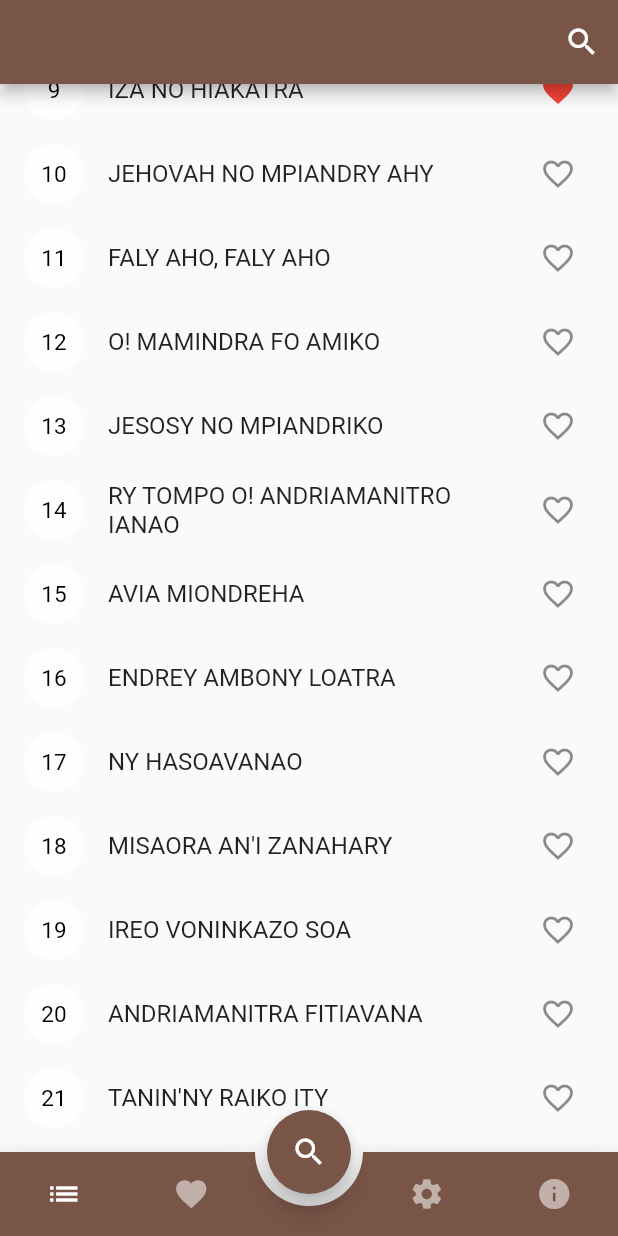
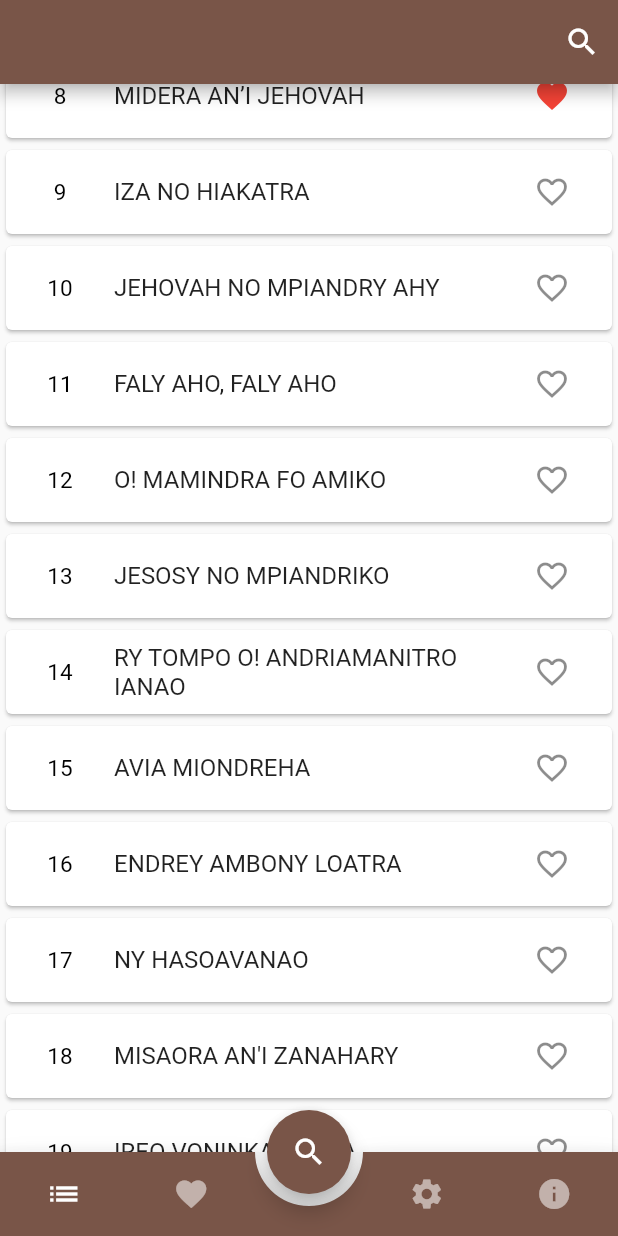
Before and after one commit to rzjosia/hiradvantista, a Flutter app: the screen it shows after launch, scrolled down 576 dp, after a tap on the "favorite outline" icon, on a phone screen of 412 x 824 dp. Run offline on Flutter 3.47's test engine with Material 2 defaults, Android fonts, the phone set to English and light mode, and no system bars; drawn by our look-alikes of animated_bottom_navigation_bar; our stand-ins replace flutter_native_splash, flutter_riverpod, font_awesome_flutter, go_router, hive, hive_flutter and 4 more; missing offline and left inert: flutter_donation_buttons; accounts and stored records are empty.

Commit message:
french interface language

```diff
--- a/lib/src/app.dart
+++ b/lib/src/app.dart
@@ -2,6 +2,8 @@ import 'package:flutter/material.dart';
 import 'package:flutter_native_splash/flutter_native_splash.dart';
 import 'package:flutter_riverpod/flutter_riverpod.dart';
 import 'package:hiradvantista/src/route/go_router_provider.dart';
+
+import 'features/setting/application/dark_mode_service.dart';
 
 class MyApp extends ConsumerStatefulWidget {
   const MyApp({super.key});
@@ -25,6 +27,7 @@ class _MyAppState extends ConsumerState<MyApp> {
   @override
   Widget build(BuildContext context) {
     final router = ref.watch(goRouterProvider);
+    final darkMode = ref.watch(darkModeServiceProvider);
 
     return MaterialApp.router(
       debugShowCheckedModeBanner: false,
@@ -32,6 +35,8 @@ class _MyAppState extends ConsumerState<MyApp> {
       routeInformationProvider: router.routeInformationProvider,
       routerDelegate: router.routerDelegate,
       title: 'Fihirana advantista',
+      darkTheme: ThemeData.dark(),
+      themeMode: darkMode ? ThemeMode.dark : ThemeMode.light,
       theme: ThemeData(
         primarySwatch: Colors.brown,
       ),
--- a/lib/src/common_widgets/app_circular_progress_bar.dart
+++ b/lib/src/common_widgets/app_circular_progress_bar.dart
@@ -52,7 +52,7 @@ class _AppCircularProgressBarState extends State<AppCircularProgressBar>
             padding: const EdgeInsets.all(10.0),
             child: CircularProgressIndicator(
               value: controller.value,
-              semanticsLabel: 'Loading',
+              semanticsLabel: 'Chargement en cours',
             ),
           ),
         ],
--- a/lib/src/common_widgets/icon_link.dart
+++ b/lib/src/common_widgets/icon_link.dart
@@ -18,8 +18,8 @@ class IconLink extends StatelessWidget {
         showDialog(
             context: context,
             builder: (context) => AlertDialog(
-                  title: const Text('Error'),
-                  content: Text('Error launching url: $url'),
+                  title: const Text('Oops!'),
+                  content: Text("Impossible d'ouvrir l'url : $url"),
                   actions: [
                     TextButton(
                       onPressed: () => Navigator.pop(context),
--- a/lib/src/constants/app_info.dart
+++ b/lib/src/constants/app_info.dart
@@ -16,7 +16,7 @@ class AppInfo {
   get developerLinkedin => 'https://www.linkedin.com/in/josia-razafinjatovo/';
 
   get description => "Fihirana advantista dia application"
-      " hahafahanao mamaky ny fihirana advantista malagasy.";
+      " de recueil des cantiques adventistes malagasy.";
 
   get copyRight => "© 2023 $author";
 
--- a/lib/src/features/dashboard/presentation/ui/dashboard_screen.dart
+++ b/lib/src/features/dashboard/presentation/ui/dashboard_screen.dart
@@ -31,7 +31,8 @@ class _DashboardScreenState extends ConsumerState<DashboardScreen>
             delegate: HymnSearchDelegateWidget(),
           );
         },
-        backgroundColor: Colors.brown,
+        backgroundColor: Theme.of(context).primaryColor,
+        foregroundColor: Colors.white,
         child: const Icon(Icons.search),
       ),
       bottomNavigationBar: const BottomNavigationWidget(),
--- a/lib/src/features/dashboard/presentation/widget/bottom_navigation_widget.dart
+++ b/lib/src/features/dashboard/presentation/widget/bottom_navigation_widget.dart
@@ -27,7 +27,7 @@ class _BottomNavigationWidgetState
       notchSmoothness: NotchSmoothness.defaultEdge,
       activeColor: Colors.white,
       inactiveColor: Colors.white54,
-      backgroundColor: Colors.brown,
+      backgroundColor: Theme.of(context).primaryColor,
     );
   }
 
--- a/lib/src/features/dashboard/presentation/widget/menu_items.dart
+++ b/lib/src/features/dashboard/presentation/widget/menu_items.dart
@@ -29,25 +29,25 @@ class Menu {
   static const List<MenuItem> items = <MenuItem>[
     MenuItem(
         name: home,
-        title: "Hira",
+        title: "Cantiques",
         icon: Icons.list,
         backgroundColor: Colors.brown,
         screen: HymnListScreen()),
     MenuItem(
         name: favorite,
-        title: "Hira tianao",
+        title: "Favoris",
         icon: Icons.favorite,
         backgroundColor: Colors.red,
         screen: FavoriteHymnListScreen()),
     MenuItem(
         name: setting,
-        title: "Settings",
+        title: "Paramètres",
         icon: Icons.settings,
         backgroundColor: Colors.blueGrey,
         screen: SettingScreen()),
     MenuItem(
         name: about,
-        title: "Mombamomba",
+        title: "A propos",
         icon: Icons.info,
         backgroundColor: Colors.teal,
         screen: AboutScreen()),
--- a/lib/src/features/hymn/presentation/ui/favorite_hymn_list_screen.dart
+++ b/lib/src/features/hymn/presentation/ui/favorite_hymn_list_screen.dart
@@ -10,7 +10,7 @@ class FavoriteHymnListScreen extends StatelessWidget {
   Widget build(BuildContext context) {
     return Scaffold(
       appBar: AppBar(
-        title: const Text('Hira tianao'),
+        title: const Text('Favoris'),
       ),
       body: const HymnFilterWidget(filterType: HymnFilterType.favorite),
     );
--- a/lib/src/features/hymn/presentation/ui/hymn_list_screen.dart
+++ b/lib/src/features/hymn/presentation/ui/hymn_list_screen.dart
@@ -12,7 +12,6 @@ class HymnListScreen extends StatelessWidget {
       body: CustomScrollView(
         slivers: [
           SliverAppBar(
-            backgroundColor: Colors.brown,
             foregroundColor: Colors.white,
             pinned: true,
             snap: false,
--- a/lib/src/features/hymn/presentation/widget/hymn_filter_widget.dart
+++ b/lib/src/features/hymn/presentation/widget/hymn_filter_widget.dart
@@ -35,7 +35,7 @@ class HymnFilterWidget extends ConsumerWidget {
             if (data.isEmpty) {
               return const SliverCenter(
                 child:
-                    Text("Tsy misy na inona na inona amin'izay tadiavinao ato"),
+                    Text("Aucune donnée disponible"),
               );
             }
 
@@ -67,7 +67,7 @@ class HymnFilterWidget extends ConsumerWidget {
           if (data.isEmpty) {
             return const Center(
               child:
-                  Text("Tsy misy na inona na inona amin'izay tadiavinao ato"),
+                  Text("Auucune donnée disponible"),
             );
           }
 
--- a/lib/src/features/hymn/presentation/widget/hymn_list_item_widget.dart
+++ b/lib/src/features/hymn/presentation/widget/hymn_list_item_widget.dart
@@ -2,6 +2,7 @@ import 'package:flutter/material.dart';
 import 'package:flutter_riverpod/flutter_riverpod.dart';
 import 'package:go_router/go_router.dart';
 
+import '../../../setting/application/dark_mode_service.dart';
 import '../../application/hymn_service.dart';
 import '../../domain/hymn_model.dart';
 
@@ -13,11 +14,13 @@ class HymnListItemWidget extends ConsumerWidget {
   @override
   Widget build(BuildContext context, WidgetRef ref) {
     final HymnService hymnService = ref.watch(hymnServiceProvider);
+    final darkMode = ref.watch(darkModeServiceProvider);
 
-    return ListTile(
+    return Card(
+      child: ListTile(
         leading: CircleAvatar(
-        backgroundColor: Colors.white70,
-        foregroundColor: Colors.black,
+          backgroundColor: darkMode ? Colors.black12 : Colors.white10,
+          foregroundColor: darkMode ? Colors.white : Colors.black,
           child: Text("${hymn.id}", style: const TextStyle(fontSize: 15)),
         ),
         title: Text(hymn.title),
@@ -36,6 +39,7 @@ class HymnListItemWidget extends ConsumerWidget {
         onTap: () {
           GoRouter.of(context).push("/hymn/${hymn.id}");
         },
+      ),
     );
   }
 }
--- a/lib/src/features/hymn/presentation/widget/hymn_search_delegate_widget.dart
+++ b/lib/src/features/hymn/presentation/widget/hymn_search_delegate_widget.dart
@@ -3,7 +3,7 @@ import 'package:hiradvantista/src/features/hymn/presentation/widget/hymn_filter_
 
 class HymnSearchDelegateWidget extends SearchDelegate<String> {
   @override
-  String get searchFieldLabel => 'Hitady hira';
+  String get searchFieldLabel => 'N° ou titre';
 
   @override
   List<Widget>? buildActions(BuildContext context) {
--- a/lib/src/features/initialization/presentation/ui/initialization_screen.dart
+++ b/lib/src/features/initialization/presentation/ui/initialization_screen.dart
@@ -30,14 +30,15 @@ class _InitializationScreenState extends ConsumerState<InitializationScreen> {
             body: Center(
               child: Container(
                 padding: const EdgeInsets.all(8),
-                child: const Text('Ialana tsiny fa misy tsy mety kely.'),
+                child: const Text(
+                    "Une erreur est survenue lors du chargement."),
               ),
             ),
           );
         }
 
         return const AppCircularProgressBar(
-            message: "Eo am-panomanana ireo hira rehetra izahay...");
+            message: "Chargement en cours...");
       },
     );
   }
--- /dev/null
+++ b/lib/src/features/setting/application/dark_mode_service.dart
@@ -0,0 +1,25 @@
+import 'package:flutter_riverpod/flutter_riverpod.dart';
+import 'package:shared_preferences/shared_preferences.dart';
+
+final darkModeServiceProvider = StateNotifierProvider<DarkModeService, bool>(
+      (ref) => DarkModeService(),
+);
+
+class DarkModeService extends StateNotifier<bool> {
+  late SharedPreferences prefs;
+
+  Future _init() async {
+    prefs = await SharedPreferences.getInstance();
+    bool? darkMode = prefs.getBool("darkMode");
+    state = darkMode ?? false;
+  }
+
+  DarkModeService() : super(false) {
+    _init();
+  }
+
+  void toggle() async {
+    state = !state;
+    prefs.setBool("darkMode", state);
+  }
+}
--- a/pubspec.yaml
+++ b/pubspec.yaml
@@ -50,6 +50,7 @@ dependencies:
   font_awesome_flutter: ^10.3.0
   url_launcher: ^6.1.7
   flutter_donation_buttons: ^0.1.6
+  shared_preferences: ^2.0.16
 
 dev_dependencies:
   flutter_test:
```
Also changed, not shown: lib/src/features/about/presentation/ui/about_screen.dart (+5 -2 lines), lib/src/features/hymn/presentation/ui/hymn_screen.dart (+22 -8 lines), lib/src/features/setting/application/font_size_service.dart (added, +38 -0 lines), lib/src/features/setting/presentation/ui/setting_screen.dart (+68 -9 lines), pubspec.lock, 4 other files. Lines whose indentation alone changed are shown as unchanged.
